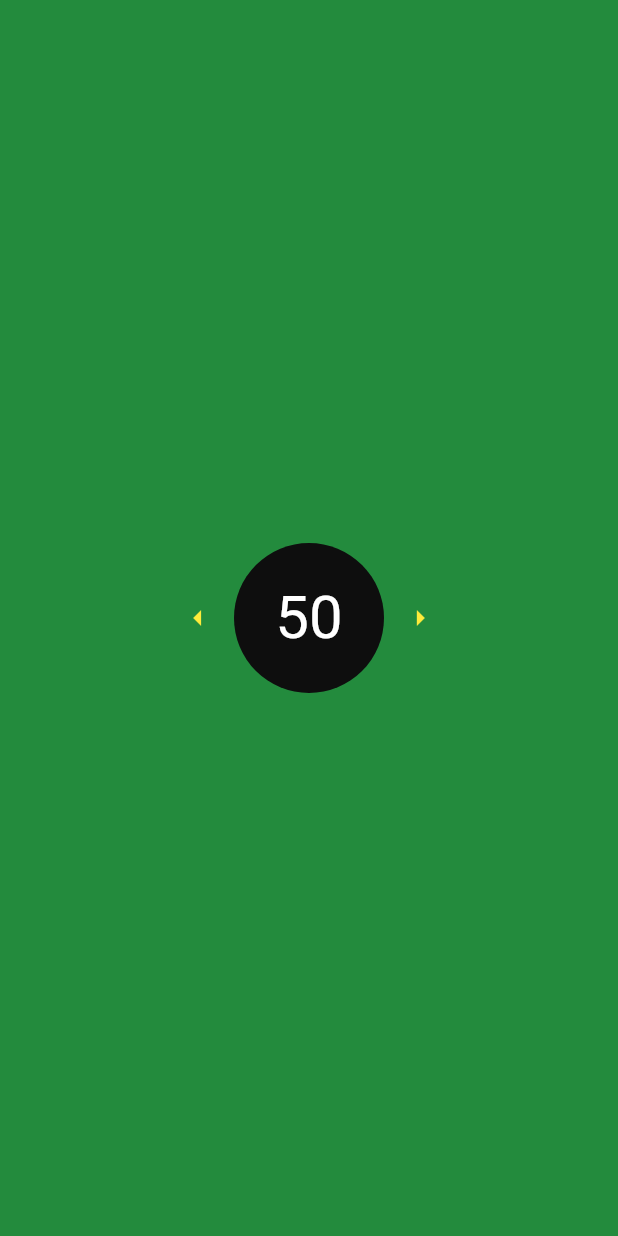
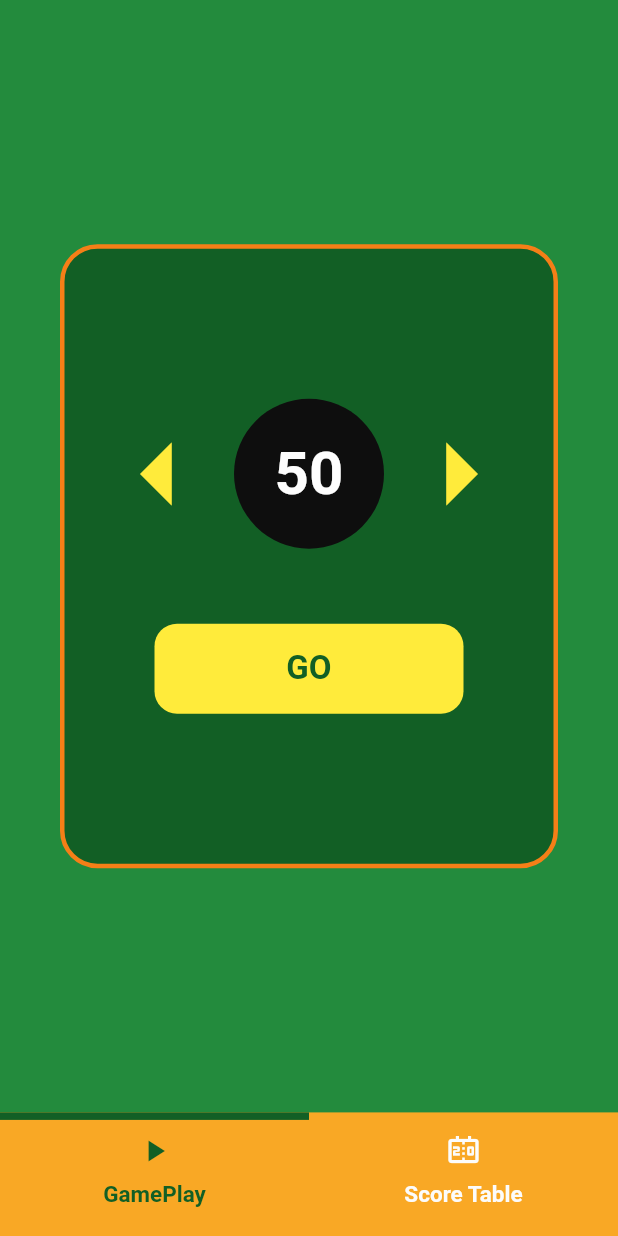
Before and after one commit to yalinyilmaz/flutter_guess_game, a Flutter app: the screen it shows after launch, on a phone screen of 412 x 824 dp. Run offline on Flutter 3.47's test engine with Material 3 defaults, Android fonts, the light colour scheme and no system bars; drawn by our look-alikes of loading_overlay; our stand-ins replace flutter_riverpod, form_field_validator, go_router, simple_animations, supercharged; missing offline and left inert: back_button_interceptor.

Commit message:
game play ui widgets were done

```diff
--- a/lib/app/dialogs/new_message_dialog.dart
+++ b/lib/app/dialogs/new_message_dialog.dart
@@ -4,7 +4,7 @@ import 'package:flutter_guess_game/app/navigation/router.dart';
 import 'package:flutter_guess_game/app/theme/new_theme.dart';
 
 enum MessageDialogPurpose {
-  warning(AssetImage('assets/icons/info.png')),
+  warning(AssetImage('assets/icons/error.png')),
   success(AssetImage('assets/icons/success.png'));
 
   final AssetImage image;
@@ -145,7 +145,13 @@ class MessageDialog {
       elevation: 0,
       contentPadding: EdgeInsets.zero,
       insetPadding: padding,
-      content: Column(
+      content: Container(
+        decoration: textColor != null
+            ? BoxDecoration(
+                borderRadius: BorderRadius.circular(24),
+                border: Border.all(color: textColor, width: 2))
+            : null,
+        child: Column(
           mainAxisSize: MainAxisSize.min,
           children: [
             Container(
@@ -158,7 +164,7 @@ class MessageDialog {
                 decoration: BoxDecoration(
                   image: DecorationImage(
                     image: purpose.image,
-                  scale: 2.3,
+                    scale: .5,
                   ),
                 ),
               ),
@@ -176,8 +182,10 @@ class MessageDialog {
                     caption != null
                         ? Text(
                             caption,
-                          style: globalCtx.textTheme.title1Emphasized.copyWith(
-                              color: textColor ?? globalCtx.darkColor.shade400),
+                            style: globalCtx.textTheme.title1Emphasized
+                                .copyWith(
+                                    color: textColor ??
+                                        globalCtx.darkColor.shade400),
                           )
                         : const SizedBox.shrink(),
                     const SizedBox(height: 25),
@@ -185,7 +193,8 @@ class MessageDialog {
                         ? Text(
                             content,
                             style: globalCtx.textTheme.calloutRegular.copyWith(
-                              color: textColor ?? globalCtx.darkColor.shade400),
+                                color:
+                                    textColor ?? globalCtx.darkColor.shade400),
                             textAlign: TextAlign.center,
                           )
                         : const SizedBox.shrink(),
@@ -197,6 +206,7 @@ class MessageDialog {
             ),
           ],
         ),
+      ),
     );
   }
 }
--- a/lib/app/theme/custom_color.dart
+++ b/lib/app/theme/custom_color.dart
@@ -62,4 +62,17 @@ class CustomColor {
     shade800: Color(0xFF1D7C34),
     shade900: Color(0xFF125F25),
   );
+
+  static CustomColor appYellowColor = const CustomColor(
+    shade50: Color(0xFFFFFDE7),
+    shade100: Color(0xFFFFF9C4),
+    shade200: Color(0xFFFFF59D),
+    shade300: Color(0xFFFFF176),
+    shade400: Color(0xFFFFEE58),
+    shade500: Color(0xFFFFEB3B),
+    shade600: Color(0xFFFDD835),
+    shade700: Color(0xFFFBC02D),
+    shade800: Color(0xFFF9A825),
+    shade900: Color(0xFFF57F17),
+  );
 }
--- a/lib/app/theme/new_theme.dart
+++ b/lib/app/theme/new_theme.dart
@@ -7,6 +7,8 @@ extension ThemeExtension on BuildContext {
   TextTheme get textTheme => theme.textTheme;
 
   CustomColor get greenColor => CustomColor.appGreenColor;
+
+  CustomColor get yellowColor => CustomColor.appYellowColor;
 
   CustomColor get darkColor => CustomColor.darkColor;
 
--- /dev/null
+++ b/lib/features/home/manager/home_manager.dart
@@ -0,0 +1,28 @@
+import 'package:flutter/material.dart';
+import 'package:flutter_guess_game/features/home/view/components/game_body.dart';
+import 'package:flutter_riverpod/flutter_riverpod.dart';
+
+enum HomeFragments {
+  gamePlay,
+  scoreTable,
+
+}
+
+final Map<HomeFragments, Widget> selectedHomeFragMap = {
+  HomeFragments.gamePlay: const GameBody(),
+  HomeFragments.scoreTable: const SizedBox(),
+
+};
+
+final selectedHomeFragments =
+    ValueNotifier<HomeFragments>(HomeFragments.gamePlay);
+
+final homeManagerProvider = Provider<HomeManager>((ref) {
+  return HomeManager(ref);
+});
+
+class HomeManager {
+  HomeManager(this.ref);
+  final Ref ref;
+
+}
--- /dev/null
+++ b/lib/features/home/view/components/game_body.dart
@@ -0,0 +1,96 @@
+import 'package:flutter/material.dart';
+import 'package:flutter_guess_game/app/components/custom_buttons/new_custom_elevated_button.dart';
+import 'package:flutter_guess_game/app/dialogs/new_message_dialog.dart';
+import 'package:flutter_guess_game/app/navigation/router.dart';
+import 'package:flutter_guess_game/app/theme/new_theme.dart';
+import 'package:go_router/go_router.dart';
+
+class GameBody extends StatelessWidget {
+  const GameBody({
+    super.key,
+  });
+
+  @override
+  Widget build(BuildContext context) {
+    return Center(
+      child: Padding(
+        padding: const EdgeInsets.symmetric(horizontal: 40.0),
+        child: Container(
+          decoration: BoxDecoration(
+              borderRadius: BorderRadius.circular(25),
+              border:
+                  Border.all(color: globalCtx.yellowColor.shade900, width: 3),
+              color: context.greenColor.shade900),
+          padding: const EdgeInsets.symmetric(vertical: 100),
+          child: Column(
+            mainAxisSize: MainAxisSize.min,
+            children: [
+              Row(
+                mainAxisSize: MainAxisSize.min,
+                mainAxisAlignment: MainAxisAlignment.center,
+                children: <Widget>[
+                  Icon(
+                    Icons.arrow_left,
+                    color: globalCtx.yellowColor.shade500,
+                    size: 100,
+                  ),
+                  Container(
+                    width: 100,
+                    height: 100,
+                    decoration: BoxDecoration(
+                      shape: BoxShape.circle,
+                      color: globalCtx.darkColor.shade900,
+                    ),
+                    child: Center(
+                      child: Text(
+                        '50',
+                        style: context.textTheme.largeTitleEmphasized.copyWith(
+                            color: context.whiteColor.shade100, fontSize: 40),
+                      ),
+                    ),
+                  ),
+                  Icon(
+                    Icons.arrow_right,
+                    color: globalCtx.yellowColor.shade500,
+                    size: 100,
+                  ),
+                ],
+              ),
+              const SizedBox(height: 50),
+              Padding(
+                padding: const EdgeInsets.symmetric(horizontal: 60.0),
+                child: Row(
+                  mainAxisSize: MainAxisSize.min,
+                  children: [
+                    Expanded(
+                      child: CustomElevatedButton(
+                        customColor: context.yellowColor.shade500,
+                        textStyle: context.textTheme.title2Emphasized
+                            .copyWith(color: context.greenColor.shade900),
+                        buttonSize: ButtonSize.large,
+                        text: "GO",
+                        onButtonPressed: (p0) {
+                          // MessageDialog.twoButtons(
+                          //     textColor: context.greenColor.shade600,
+                          //     caption: "Correct!",
+                          //     content:
+                          //         "You guessed correctly the number 54 in 12 tries ",
+                          //     backButtonText: "Play Again",
+                          //     forwardButtonText: "See Score Table",
+                          //     onBackButtonPressed: () {
+                          //       globalCtx.pop();
+                          //     },
+                          //     purpose: MessageDialogPurpose.warning);
+                        },
+                      ),
+                    ),
+                  ],
+                ),
+              )
+            ],
+          ),
+        ),
+      ),
+    );
+  }
+}
--- /dev/null
+++ b/lib/features/home/view/components/home_bottom_bar.dart
@@ -0,0 +1,57 @@
+import 'package:flutter/material.dart';
+import 'package:flutter_guess_game/app/navigation/router.dart';
+import 'package:flutter_guess_game/app/theme/new_theme.dart';
+import 'package:flutter_guess_game/features/home/manager/home_manager.dart';
+import 'package:flutter_guess_game/features/home/view/components/home_bottom_bar_button.dart';
+
+class HomeBottomBar extends StatelessWidget {
+  const HomeBottomBar({
+    super.key,
+  });
+
+  @override
+  Widget build(BuildContext context) {
+    return ValueListenableBuilder(
+        valueListenable: selectedHomeFragments,
+        builder: (context, a, b) {
+          return Container(
+            constraints: BoxConstraints(
+                maxHeight: MediaQuery.sizeOf(context).height * 0.1),
+            width: double.infinity,
+            decoration: BoxDecoration(color: globalCtx.yellowColor.shade800),
+            child: Row(
+              mainAxisAlignment: MainAxisAlignment.spaceAround,
+              children: [
+                _buildBottomBarBtn(
+                    title: "GamePlay",
+                    fragment: HomeFragments.gamePlay,
+                    icon: Icons.play_arrow),
+                _buildBottomBarBtn(
+                    title: "Score Table",
+                    fragment: HomeFragments.scoreTable,
+                    icon: Icons.scoreboard_outlined),
+              ],
+            ),
+          );
+        });
+  }
+
+  HomeBottomBarButton _buildBottomBarBtn(
+      {required HomeFragments fragment,
+      required String title,
+      required IconData icon}) {
+    return HomeBottomBarButton(
+      isActive: selectedHomeFragments.value == fragment,
+      title: title,
+      icon: Icon(
+        icon,
+        color: selectedHomeFragments.value == fragment
+            ? globalCtx.greenColor.shade900
+            : globalCtx.whiteColor.shade500,
+      ),
+      onTap: () {
+        selectedHomeFragments.value = fragment;
+      },
+    );
+  }
+}
--- /dev/null
+++ b/lib/features/home/view/components/home_bottom_bar_button.dart
@@ -0,0 +1,46 @@
+import 'package:flutter/material.dart';
+import 'package:flutter_guess_game/app/navigation/router.dart';
+import 'package:flutter_guess_game/app/theme/new_theme.dart';
+import 'package:flutter_guess_game/core/button_animation/new_animated_fade_button.dart';
+
+class HomeBottomBarButton extends StatelessWidget {
+  HomeBottomBarButton(
+      {super.key,
+      required this.title,
+      required this.icon,
+      required this.onTap,
+      required this.isActive});
+
+  String title;
+  Widget icon;
+  Function onTap;
+  bool isActive;
+
+  @override
+  Widget build(BuildContext context) {
+    return AnimatedFadeButton(
+      onTap: () {
+        onTap.call();
+      },
+      child: Column(
+        mainAxisAlignment: MainAxisAlignment.spaceBetween,
+        children: [
+          Container(
+            color: isActive ? globalCtx.greenColor.shade900 : null,
+            height: 5,
+            width: MediaQuery.sizeOf(context).width * .5,
+          ),
+          icon,
+          Text(
+            title,
+            style: context.textTheme.subheadlineEmphasized.copyWith(
+                color: isActive
+                    ? globalCtx.greenColor.shade900
+                    : globalCtx.whiteColor.shade500),
+          ),
+          const SizedBox(height: 10)
+        ],
+      ),
+    );
+  }
+}
--- a/lib/features/home/view/home_page.dart
+++ b/lib/features/home/view/home_page.dart
@@ -1,9 +1,12 @@
 import 'package:flutter/material.dart';
-import 'package:flutter_guess_game/app/navigation/router.dart';
 import 'package:flutter_guess_game/app/theme/new_theme.dart';
+import 'package:flutter_guess_game/features/home/manager/home_manager.dart';
+import 'package:flutter_guess_game/features/home/view/components/home_bottom_bar.dart';
 
 class HomePage extends StatefulWidget {
-  const HomePage({super.key,});
+  const HomePage({
+    super.key,
+  });
   static const routeName = "/home";
 
   @override
@@ -11,57 +14,19 @@ class HomePage extends StatefulWidget {
 }
 
 class _HomePageState extends State<HomePage> {
-
-  int _counter = 50;
-
-  void _incrementCounter() {
-    setState(() {
-      if (_counter < 100) {
-        _counter++;
-      }
-    });
-  }
-
-  void _decrementCounter() {
-    setState(() {
-      if (_counter > 1) {
-        _counter--;
-      }
-    });
-  }
-
   @override
   Widget build(BuildContext context) {
-    return Scaffold(
-      backgroundColor: context.greenColor.shade700,
-      body: Center(
-        child: Row(
-          mainAxisAlignment: MainAxisAlignment.center,
-          children: <Widget>[
-            IconButton(
-              icon: const Icon(Icons.arrow_left, color: Colors.yellow),
-              onPressed: _decrementCounter,
-            ),
-            Container(
-              width: 100,
-              height: 100,
-              decoration: BoxDecoration(
-                shape: BoxShape.circle,
-                color: globalCtx.darkColor.shade900,
-              ),
-              child: Center(
-                child: Text(
-                  '$_counter',
-                  style: TextStyle(fontSize: 40, color: Colors.white),
-                ),
-              ),
-            ),
-            IconButton(
-              icon: Icon(Icons.arrow_right, color: Colors.yellow),
-              onPressed: _incrementCounter,
-            ),
-          ],
+    return PopScope(
+      canPop: false,
+      child: Scaffold(
+        backgroundColor: context.greenColor.shade700,
+        body: ValueListenableBuilder(
+          valueListenable: selectedHomeFragments,
+          builder: (context, value, child) {
+            return selectedHomeFragMap[selectedHomeFragments.value]!;
+          },
         ),
+        bottomNavigationBar: const HomeBottomBar(),
       ),
     );
   }
--- a/lib/gen/assets.gen.dart
+++ b/lib/gen/assets.gen.dart
@@ -8,6 +8,19 @@
 // ignore_for_file: directives_ordering,unnecessary_import,implicit_dynamic_list_literal,deprecated_member_use
 
 import 'package:flutter/widgets.dart';
+
+class $AssetsIconsGen {
+  const $AssetsIconsGen();
+
+  /// File path: assets/icons/error.png
+  AssetGenImage get error => const AssetGenImage('assets/icons/error.png');
+
+  /// File path: assets/icons/success.png
+  AssetGenImage get success => const AssetGenImage('assets/icons/success.png');
+
+  /// List of all assets
+  List<AssetGenImage> get values => [error, success];
+}
 
 class $AssetsImagesGen {
   const $AssetsImagesGen();
@@ -23,6 +36,7 @@ class $AssetsImagesGen {
 class Assets {
   Assets._();
 
+  static const $AssetsIconsGen icons = $AssetsIconsGen();
   static const $AssetsImagesGen images = $AssetsImagesGen();
 }
 
--- a/pubspec.yaml
+++ b/pubspec.yaml
@@ -62,6 +62,7 @@ flutter:
   # To add assets to your application, add an assets section, like this:
   assets:
     - assets/images/
+    - assets/icons/
 
   # An image asset can refer to one or more resolution-specific "variants", see
   # https://flutter.dev/to/resolution-aware-images
```
Also changed, not shown: assets/icons/error.png (added), assets/icons/success.png (added). Lines whose indentation alone changed are shown as unchanged.
